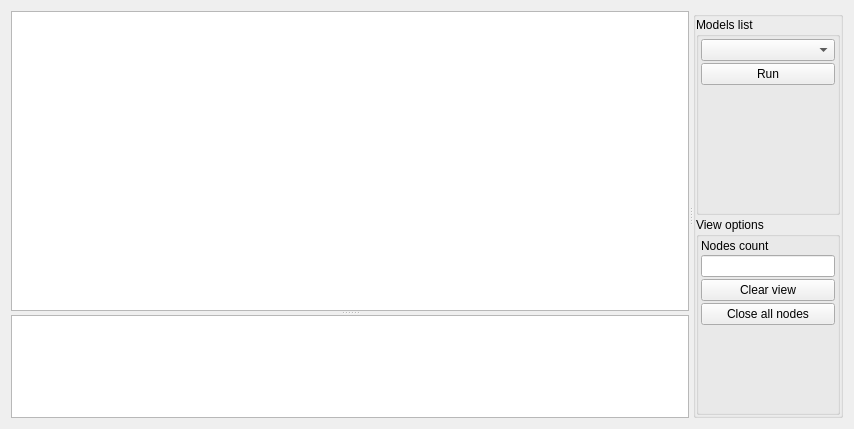
RSukharev/hmiSCADA, file hmiSCADA/mainwidget.ui: the form before one commit.
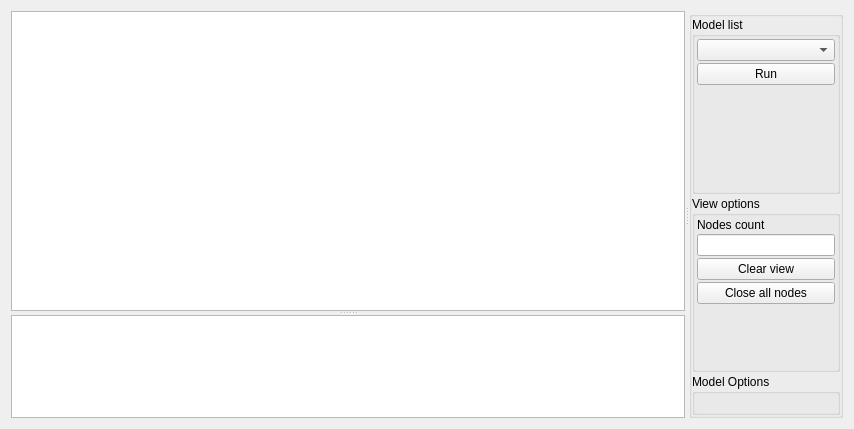
The form after the commit.

Commit message: changed management functions & added travel search path model

```diff
--- a/hmiSCADA/mainwidget.ui
+++ b/hmiSCADA/mainwidget.ui
@@ -73,7 +73,7 @@
       </property>
       <property name="maximumSize">
        <size>
-        <width>150</width>
+        <width>170</width>
         <height>16777215</height>
        </size>
       </property>
@@ -105,7 +105,7 @@
           </size>
          </property>
          <property name="title">
-          <string>Models list</string>
+          <string>Model list</string>
          </property>
          <layout class="QVBoxLayout" name="verticalLayout_3">
           <property name="spacing">
@@ -220,6 +220,26 @@
          </layout>
         </widget>
        </item>
+       <item>
+        <widget class="QGroupBox" name="modelOptions">
+         <property name="minimumSize">
+          <size>
+           <width>0</width>
+           <height>0</height>
+          </size>
+         </property>
+         <property name="baseSize">
+          <size>
+           <width>0</width>
+           <height>0</height>
+          </size>
+         </property>
+         <property name="title">
+          <string>Model Options</string>
+         </property>
+         <layout class="QVBoxLayout" name="verticalLayout_4"/>
+        </widget>
+       </item>
       </layout>
      </widget>
     </widget>
```
Left out of the diff: 4 changed lines with no effect on the pictures. The commit also changes 34 other files.
